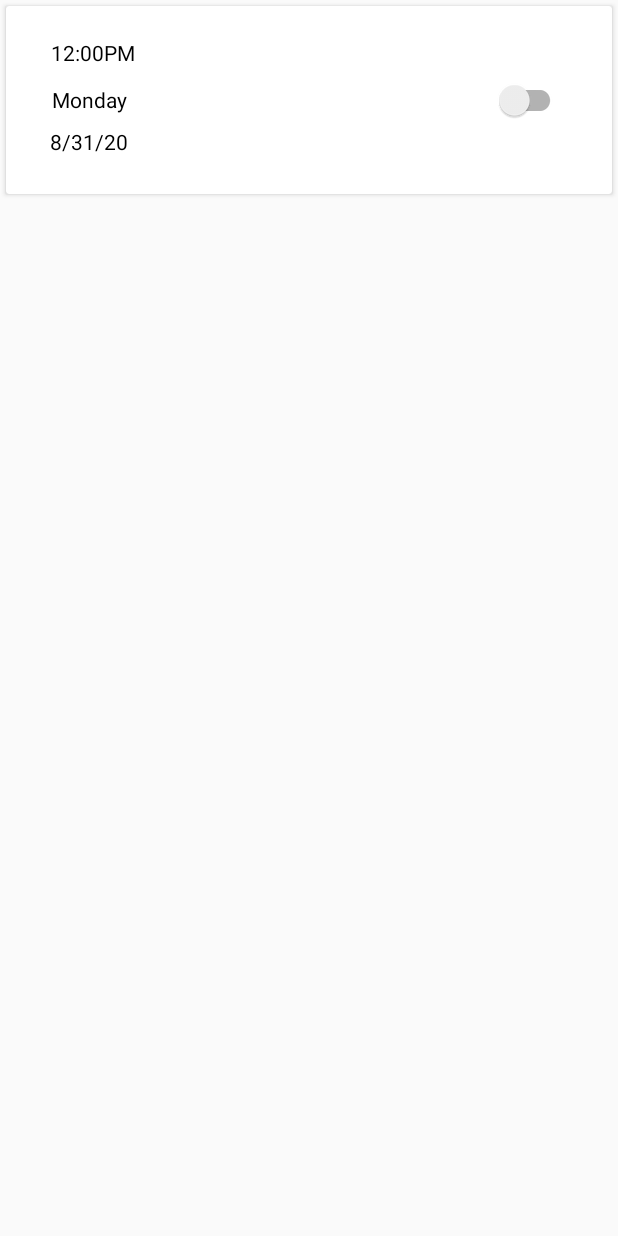
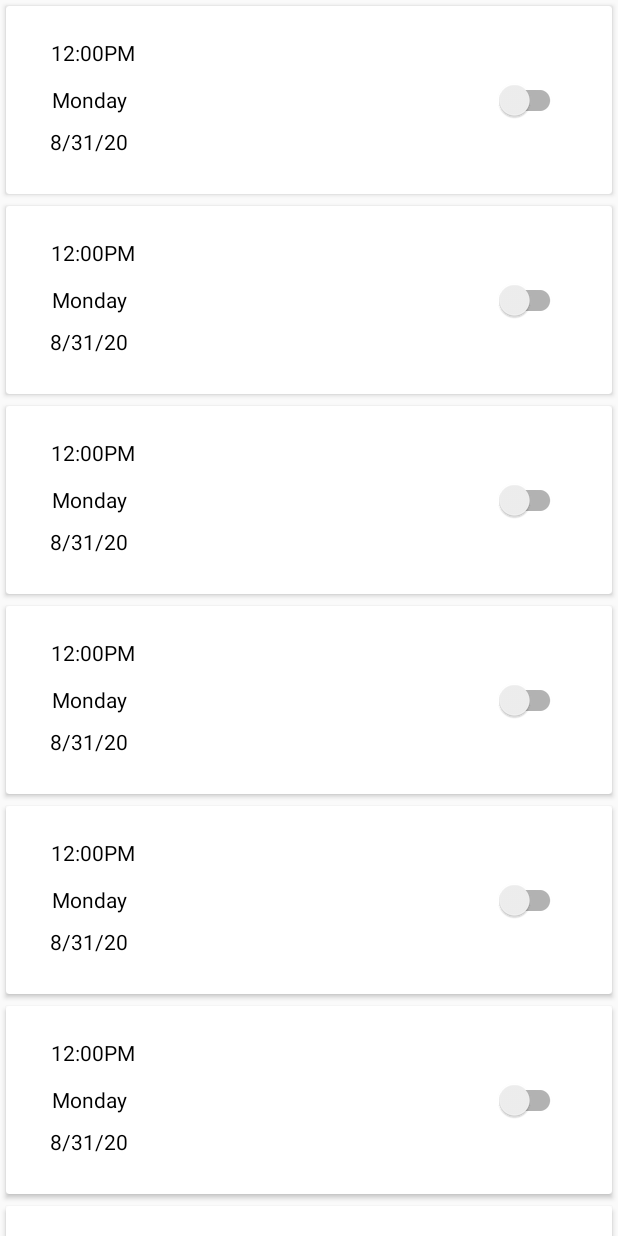
Before and after one commit to maxorozco213/FiveMoreMinutes, an Android app: the screen it shows after launch (MainActivity), on a phone screen of 412 x 824 dp. Run offline under Robolectric (Android 15) with nearby library versions, the light colour scheme and no system bars; our stand-ins replace Room's generated code, data binding.

```diff
--- a/android-fmm/app/src/main/java/com/example/androidfmm/alarm/AlarmItem.kt
+++ b/android-fmm/app/src/main/java/com/example/androidfmm/alarm/AlarmItem.kt
@@ -1,13 +1,7 @@
 package com.example.androidfmm.alarm
 
-import androidx.room.ColumnInfo
 import androidx.room.Entity
 import androidx.room.PrimaryKey
-import java.sql.Date
-import java.sql.Time
-import java.time.DayOfWeek
-import java.time.LocalDate
-import java.time.LocalTime
 
 // TODO Alarms do not survive a system reboot. Need to repopulate them if "android.intent.action.BOOT_COMPLETED" is triggered
 
--- a/android-fmm/app/src/main/java/com/example/androidfmm/alarm/AlarmList.kt
+++ b/android-fmm/app/src/main/java/com/example/androidfmm/alarm/AlarmListFragment.kt
@@ -10,12 +10,8 @@ import androidx.recyclerview.widget.LinearLayoutManager
 import com.example.androidfmm.R
 import com.example.androidfmm.databinding.FragmentAlarmListBinding
 import kotlinx.android.synthetic.main.fragment_alarm_list.*
-import java.sql.Date
-import java.sql.Time
-import java.time.LocalDate
-import java.time.LocalTime
 
-class AlarmList : Fragment() {
+class AlarmListFragment : Fragment() {
     override fun onCreate(savedInstanceState: Bundle?) {
         super.onCreate(savedInstanceState)
         retainInstance = true
@@ -39,7 +35,17 @@ class AlarmList : Fragment() {
         //Test method call
 //        val testList = generateTest(100)
 
-        val alarmItemsList = listOf(AlarmItem(0, dayOfWeek = "Monday", alarmTime = "12:00PM", alarmDate = "8/31/20"))
+        val alarmItemsList = listOf(
+            AlarmItem(0, dayOfWeek = "Monday", alarmTime = "12:00PM", alarmDate = "8/31/20"),
+            AlarmItem(0, dayOfWeek = "Monday", alarmTime = "12:00PM", alarmDate = "8/31/20"),
+            AlarmItem(0, dayOfWeek = "Monday", alarmTime = "12:00PM", alarmDate = "8/31/20"),
+            AlarmItem(0, dayOfWeek = "Monday", alarmTime = "12:00PM", alarmDate = "8/31/20"),
+            AlarmItem(0, dayOfWeek = "Monday", alarmTime = "12:00PM", alarmDate = "8/31/20"),
+            AlarmItem(0, dayOfWeek = "Monday", alarmTime = "12:00PM", alarmDate = "8/31/20"),
+            AlarmItem(0, dayOfWeek = "Monday", alarmTime = "12:00PM", alarmDate = "8/31/20"),
+            AlarmItem(0, dayOfWeek = "Monday", alarmTime = "12:00PM", alarmDate = "8/31/20"),
+            AlarmItem(0, dayOfWeek = "Monday", alarmTime = "12:00PM", alarmDate = "8/31/20")
+        )
 
         alarm_list_fragment.adapter = AlarmListAdapter(alarmItemsList)
         alarm_list_fragment.layoutManager = LinearLayoutManager(requireContext())
@@ -59,6 +65,6 @@ class AlarmList : Fragment() {
 //    }
 
     companion object {
-        fun newInstance(): AlarmList = AlarmList()
+        fun newInstance(): AlarmListFragment = AlarmListFragment()
     }
 }
--- /dev/null
+++ b/android-fmm/app/src/main/java/com/example/androidfmm/createalarm/CreateAlarmFragment.kt
@@ -0,0 +1,5 @@
+package com.example.androidfmm.createalarm
+
+class CreateAlarmFragment {
+
+}
--- a/android-fmm/app/src/main/java/com/example/androidfmm/alarm/data/AlarmDao.kt
+++ b/android-fmm/app/src/main/java/com/example/androidfmm/data/AlarmDao.kt
@@ -1,4 +1,4 @@
-package com.example.androidfmm.alarm.data
+package com.example.androidfmm.data
 
 import androidx.lifecycle.LiveData
 import androidx.room.Dao
--- a/android-fmm/app/src/main/java/com/example/androidfmm/alarm/data/AlarmDatabase.kt
+++ b/android-fmm/app/src/main/java/com/example/androidfmm/data/AlarmDatabase.kt
@@ -1,4 +1,4 @@
-package com.example.androidfmm.alarm.data
+package com.example.androidfmm.data
 
 import android.content.Context
 import androidx.room.Database
@@ -16,7 +16,7 @@ abstract class AppDatabase : RoomDatabase() {
         @Volatile
         private var INSTANCE: AppDatabase? = null
 
-        fun getDatabase(context: Context): AppDatabase{
+        fun getDatabase(context: Context): AppDatabase {
             val tempInstance = INSTANCE
             if(tempInstance != null){
                 return tempInstance
--- a/android-fmm/app/src/main/java/com/example/androidfmm/alarm/data/AlarmRepository.kt
+++ b/android-fmm/app/src/main/java/com/example/androidfmm/data/AlarmRepository.kt
@@ -1,4 +1,4 @@
-package com.example.androidfmm.alarm.data
+package com.example.androidfmm.data
 
 import androidx.lifecycle.LiveData
 import com.example.androidfmm.alarm.AlarmItem
--- a/android-fmm/app/src/main/java/com/example/androidfmm/alarm/data/AlarmViewModel.kt
+++ b/android-fmm/app/src/main/java/com/example/androidfmm/data/AlarmViewModel.kt
@@ -1,4 +1,4 @@
-package com.example.androidfmm.alarm.data
+package com.example.androidfmm.data
 
 import android.app.Application
 import androidx.lifecycle.AndroidViewModel
--- a/android-fmm/app/src/main/java/com/example/androidfmm/alarm/data/Converters.kt
+++ b/android-fmm/app/src/main/java/com/example/androidfmm/data/Converters.kt
@@ -1,4 +1,4 @@
-package com.example.androidfmm.alarm.data
+package com.example.androidfmm.data
 
 import androidx.room.TypeConverter
 import java.util.*
--- a/android-fmm/app/src/main/res/layout/activity_main.xml
+++ b/android-fmm/app/src/main/res/layout/activity_main.xml
@@ -14,7 +14,7 @@
             android:layout_width="match_parent"
             android:layout_height="match_parent"
             android:id="@+id/alarmListFragment"
-            android:name="com.example.androidfmm.alarm.AlarmList"
+            android:name="com.example.androidfmm.alarm.AlarmListFragment"
             app:layoutManager='androidx.recyclerView.widget.LinearLayoutManager'
         />
 
--- a/android-fmm/app/src/main/res/layout/alarm_list_item.xml
+++ b/android-fmm/app/src/main/res/layout/alarm_list_item.xml
@@ -2,11 +2,10 @@
 <androidx.cardview.widget.CardView
     xmlns:android="http://schemas.android.com/apk/res/android"
     xmlns:app="http://schemas.android.com/apk/res-auto"
-    xmlns:tools="http://schemas.android.com/tools"
     android:layout_width="match_parent"
     android:layout_height="125dp"
     android:layout_margin="4dp"
-    >
+    android:background="?attr/selectableItemBackground">
 
     <androidx.constraintlayout.widget.ConstraintLayout
         android:layout_width="match_parent"
--- a/android-fmm/app/src/main/res/layout/fragment_alarm_list.xml
+++ b/android-fmm/app/src/main/res/layout/fragment_alarm_list.xml
@@ -2,12 +2,12 @@
 <layout xmlns:android="http://schemas.android.com/apk/res/android"
     xmlns:tools="http://schemas.android.com/tools"
     xmlns:app="http://schemas.android.com/apk/res-auto"
-    tools:context=".alarm.AlarmList">
+    tools:context=".alarm.AlarmListFragment">
 
     <data>
         <variable
             name="AlarmList"
-            type="com.example.androidfmm.alarm.AlarmList"
+            type="com.example.androidfmm.alarm.AlarmListFragment"
         />
     </data>
 
--- a/android-fmm/app/src/main/res/values/dimens.xml
+++ b/android-fmm/app/src/main/res/values/dimens.xml
@@ -2,4 +2,5 @@
 <resources>
     <dimen name="defaultTextSize">20sp</dimen>
     <dimen name="text_margin">16dp</dimen>
+    <dimen name="default_elem_width">375dp</dimen>
 </resources>
--- a/android-fmm/app/src/main/res/values/strings.xml
+++ b/android-fmm/app/src/main/res/values/strings.xml
@@ -1,5 +1,6 @@
 <resources>
     <string name="app_name">Five More Minutes!</string>
     <string name="next_alarm_text">Next alarm</string>
-
+    <string name="alarm_name_placeholder">Alarm Name</string>
+    <string name="save_button">Save</string>
 </resources>
```
Also changed, not shown: android-fmm/app/src/main/res/layout/create_alarm.xml (added, +100 -0 lines).
